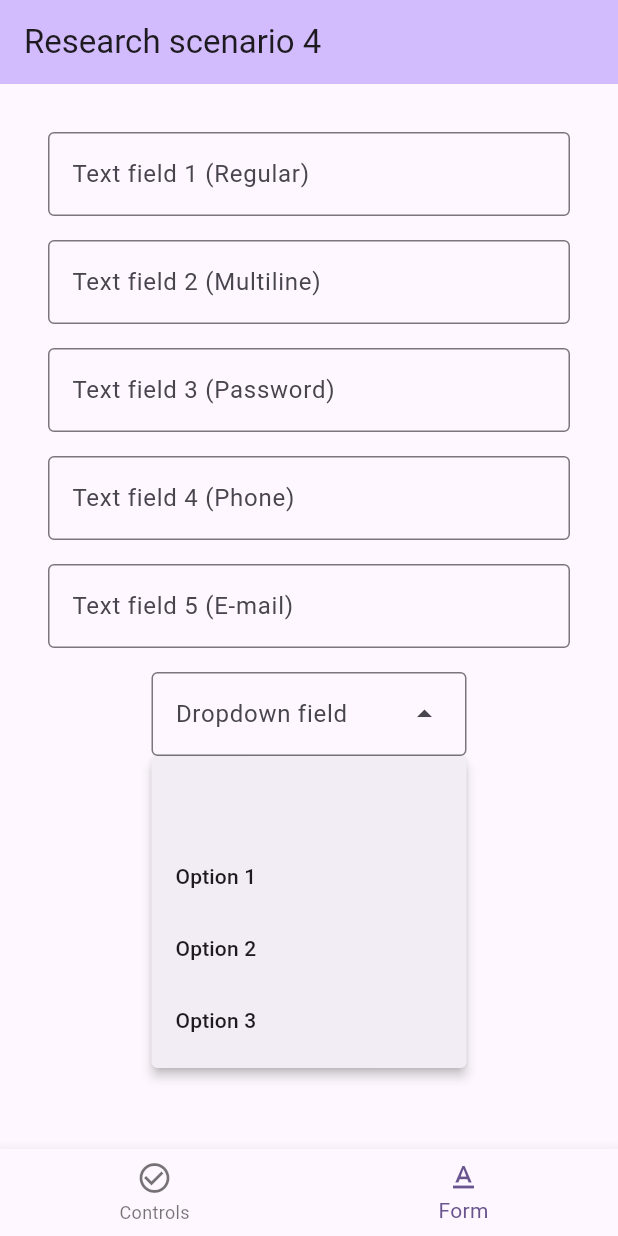
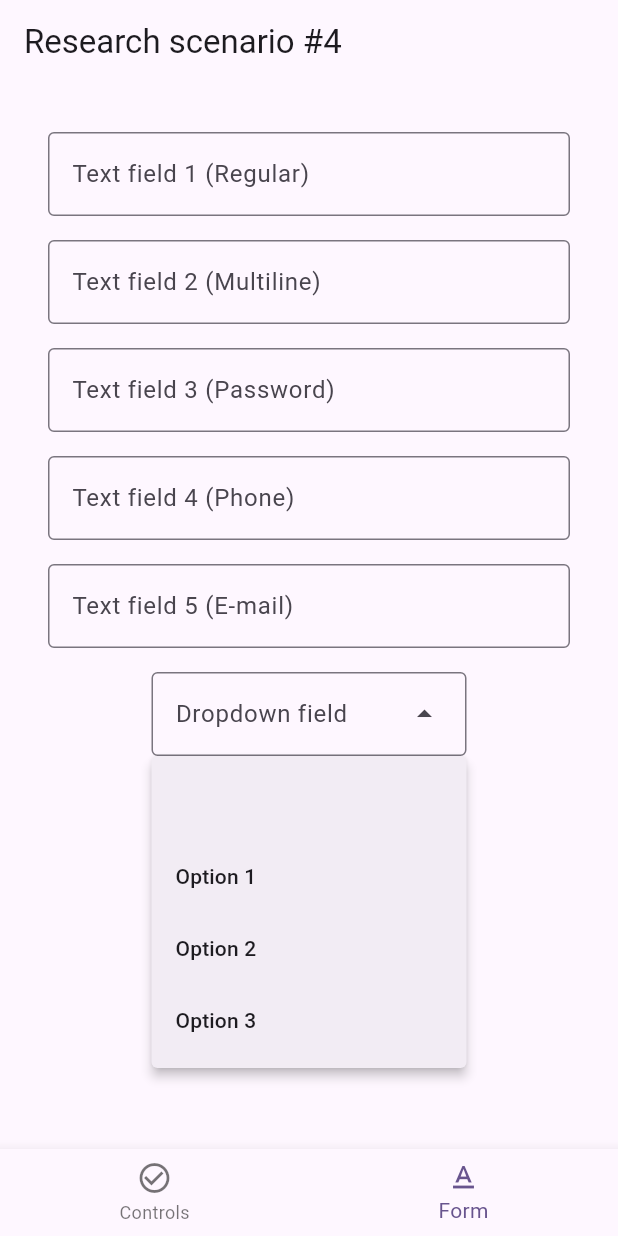
Before and after one commit to macSro/Masters-Thesis, a Flutter app: the screen it shows after launch, item 2 of the bottom bar chosen, after a tap on "Option 1", on a phone screen of 412 x 824 dp. Run offline on Flutter 3.47's test engine with Material 2 defaults, Android fonts, the phone set to English and light mode, and no system bars; our stand-ins replace image_picker.

Commit message:
Flutter: Research scenario 4 modified. Now completed.

```diff
--- a/flutter_ui/lib/controls_page.dart
+++ b/flutter_ui/lib/controls_page.dart
@@ -1,5 +1,12 @@
+import 'dart:io';
+
+import 'package:flutter/cupertino.dart';
 import 'package:flutter/material.dart';
 import 'package:flutter_ui/external_page.dart';
+import 'package:flutter_ui/my_button.dart';
+import 'package:flutter_ui/my_checkbox.dart';
+import 'package:flutter_ui/my_slider.dart';
+import 'package:flutter_ui/my_switch.dart';
 
 class ControlsPage extends StatefulWidget {
   const ControlsPage({super.key});
@@ -11,10 +18,10 @@ class ControlsPage extends StatefulWidget {
 class _ControlsPageState extends State<ControlsPage> {
   bool _switch1Value = false;
   bool _switch2Value = false;
-  bool? _checkbox1Value;
-  bool? _checkbox2Value;
-  bool? _checkbox3Value;
-  bool? _checkbox4Value;
+  bool _checkbox1Value = false;
+  bool _checkbox2Value = false;
+  bool _checkbox3Value = false;
+  bool _checkbox4Value = false;
   int _segmentedButtonValue = 0;
   double _sliderValue = 0;
 
@@ -23,10 +30,13 @@ class _ControlsPageState extends State<ControlsPage> {
     return Scaffold(
       body: Column(
         children: [
-          FilledButton(
-            child: const Text('Navigate to a different page'),
+          MyButton(
+            label: 'Navigate to a different page',
             onPressed: () => Navigator.of(context).push(
-              MaterialPageRoute(
+              Platform.isIOS
+                  ? CupertinoPageRoute(
+                      builder: (context) => const ExternalPage())
+                  : MaterialPageRoute(
                       builder: (context) => const ExternalPage(),
                     ),
             ),
@@ -36,14 +46,14 @@ class _ControlsPageState extends State<ControlsPage> {
           Row(
             mainAxisAlignment: MainAxisAlignment.center,
             children: [
-              Switch(
+              MySwitch(
                 value: _switch1Value,
                 onChanged: (value) => setState(() {
                   _switch1Value = value;
                 }),
               ),
               const SizedBox(width: 16),
-              Switch(
+              MySwitch(
                 value: _switch2Value,
                 onChanged: (value) => setState(() {
                   _switch2Value = value;
@@ -56,32 +66,28 @@ class _ControlsPageState extends State<ControlsPage> {
           Row(
             mainAxisAlignment: MainAxisAlignment.center,
             children: [
-              Checkbox(
-                tristate: true,
+              MyCheckbox(
                 value: _checkbox1Value,
                 onChanged: (value) => setState(() {
-                  _checkbox1Value = value;
+                  _checkbox1Value = value ?? false;
                 }),
               ),
-              Checkbox(
-                tristate: true,
+              MyCheckbox(
                 value: _checkbox2Value,
                 onChanged: (value) => setState(() {
-                  _checkbox2Value = value;
+                  _checkbox2Value = value ?? false;
                 }),
               ),
-              Checkbox(
-                tristate: true,
+              MyCheckbox(
                 value: _checkbox3Value,
                 onChanged: (value) => setState(() {
-                  _checkbox3Value = value;
+                  _checkbox3Value = value ?? false;
                 }),
               ),
-              Checkbox(
-                tristate: true,
+              MyCheckbox(
                 value: _checkbox4Value,
                 onChanged: (value) => setState(() {
-                  _checkbox4Value = value;
+                  _checkbox4Value = value ?? false;
                 }),
               ),
             ],
@@ -89,7 +95,21 @@ class _ControlsPageState extends State<ControlsPage> {
           const SizedBox(height: 16),
           const Text('Segmented button'),
           const SizedBox(height: 8),
-          SegmentedButton(
+          Platform.isIOS
+              ? CupertinoSegmentedControl<int>(
+                  children: const {
+                    0: Padding(
+                      padding: EdgeInsets.symmetric(horizontal: 8),
+                      child: Text('Option 1'),
+                    ),
+                    1: Padding(
+                      padding: EdgeInsets.symmetric(horizontal: 8),
+                      child: Text('Option 2'),
+                    ),
+                  },
+                  onValueChanged: (index) {},
+                )
+              : SegmentedButton(
                   segments: const [
                     ButtonSegment(value: 0, label: Text('Option 1')),
                     ButtonSegment(value: 1, label: Text('Option 2')),
@@ -102,11 +122,14 @@ class _ControlsPageState extends State<ControlsPage> {
                 ),
           const SizedBox(height: 16),
           const Text('Slider'),
-          Slider(
+          SizedBox(
+            width: double.infinity,
+            child: MySlider(
               value: _sliderValue,
               onChanged: (value) => setState(() {
                 _sliderValue = value;
               }),
+            ),
           ),
           Row(
             mainAxisAlignment: MainAxisAlignment.center,
--- a/flutter_ui/lib/form_page.dart
+++ b/flutter_ui/lib/form_page.dart
@@ -1,4 +1,5 @@
 import 'package:flutter/material.dart';
+import 'package:flutter_ui/my_textfield.dart';
 
 class FormPage extends StatelessWidget {
   const FormPage({super.key});
@@ -9,48 +10,31 @@ class FormPage extends StatelessWidget {
       padding: const EdgeInsets.all(16),
       child: ListView(
         children: const [
-          TextField(
-            decoration: InputDecoration(
-              border: OutlineInputBorder(),
-              label: Text('Text field 1 (Regular)'),
-            ),
+          MyTextField(label: 'Text field 1 (Regular)'),
+          SizedBox(height: 16),
+          MyTextField(
+            label: 'Text field 2 (Multiline)',
+            keyboardType: TextInputType.multiline,
+            multiline: true,
           ),
           SizedBox(height: 16),
-          TextField(
-            keyboardType: TextInputType.multiline,
-            minLines: 1,
-            maxLines: 5,
-            decoration: InputDecoration(
-              border: OutlineInputBorder(),
-              label: Text('Text field 2 (Multiline)'),
-            ),
+          MyTextField(
+            label: 'Text field 3 (Password)',
+            obscureText: true,
           ),
           SizedBox(height: 16),
-          TextField(
-            obscureText: true,
-            decoration: InputDecoration(
-              border: OutlineInputBorder(),
-              label: Text('Text field 3 (Password)'),
-            ),
+          MyTextField(
+            keyboardType: TextInputType.phone,
+            label: 'Text field 4 (Phone)',
           ),
           SizedBox(height: 16),
-          TextField(
-            keyboardType: TextInputType.phone,
-            decoration: InputDecoration(
-              border: OutlineInputBorder(),
-              label: Text('Text field 4 (Phone)'),
-            ),
-          ),
-          SizedBox(height: 16),
-          TextField(
+          MyTextField(
             keyboardType: TextInputType.emailAddress,
-            decoration: InputDecoration(
-              border: OutlineInputBorder(),
-              label: Text('Text field 5 (E-mail)'),
-            ),
+            label: 'Text field 5 (E-mail)',
           ),
           SizedBox(height: 16),
           Center(
+            child: Material(
               child: DropdownMenu(
                 width: 210,
                 label: Text('Dropdown field'),
@@ -62,6 +46,7 @@ class FormPage extends StatelessWidget {
                 ],
               ),
             ),
+          ),
         ],
       ),
     );
--- a/flutter_ui/lib/main.dart
+++ b/flutter_ui/lib/main.dart
@@ -1,4 +1,6 @@
+import 'package:flutter/cupertino.dart';
 import 'package:flutter/material.dart';
+import 'package:flutter_ui/my_scaffold.dart';
 
 import 'controls_page.dart';
 import 'form_page.dart';
@@ -17,16 +19,17 @@ class MyApp extends StatelessWidget {
       theme: ThemeData(
         colorScheme: ColorScheme.fromSeed(seedColor: Colors.deepPurple),
         useMaterial3: true,
+        cupertinoOverrideTheme: const CupertinoThemeData(
+          primaryColor: CupertinoColors.systemBlue,
         ),
-      home: const MyHomePage(title: 'Research scenario 4'),
+      ),
+      home: const MyHomePage(),
     );
   }
 }
 
 class MyHomePage extends StatefulWidget {
-  const MyHomePage({super.key, required this.title});
-
-  final String title;
+  const MyHomePage({super.key});
 
   @override
   State<MyHomePage> createState() => _MyHomePageState();
@@ -42,23 +45,15 @@ class _MyHomePageState extends State<MyHomePage> {
 
   @override
   Widget build(BuildContext context) {
-    return Scaffold(
-      appBar: AppBar(
-        backgroundColor: Theme.of(context).colorScheme.inversePrimary,
-        title: Text(widget.title),
-      ),
-      body: Padding(
+    return MyTabScaffold(
+      title: 'Research scenario #4',
+      pageBuilder: (index) => Padding(
         padding: const EdgeInsets.all(16),
         child: Center(
-          child: _pages.elementAt(_pageIndex),
+          child: _pages.elementAt(index),
         ),
       ),
-      bottomNavigationBar: BottomNavigationBar(
-        currentIndex: _pageIndex,
-        onTap: (value) => setState(() {
-          _pageIndex = value;
-        }),
-        items: const [
+      navItems: const [
         BottomNavigationBarItem(
           icon: Icon(Icons.check_circle_outline),
           label: 'Controls',
@@ -66,9 +61,12 @@ class _MyHomePageState extends State<MyHomePage> {
         BottomNavigationBarItem(
           icon: Icon(Icons.text_format),
           label: 'Form',
-          )
+        ),
       ],
-      ),
+      currentPageIndex: _pageIndex,
+      onNavItemTap: (index) => setState(() {
+        _pageIndex = index;
+      }),
     );
   }
 }
--- /dev/null
+++ b/flutter_ui/lib/my_button.dart
@@ -0,0 +1,18 @@
+import 'dart:io';
+
+import 'package:flutter/cupertino.dart';
+import 'package:flutter/material.dart';
+
+class MyButton extends StatelessWidget {
+  const MyButton({super.key, required this.label, required this.onPressed});
+
+  final String label;
+  final void Function() onPressed;
+
+  @override
+  Widget build(BuildContext context) {
+    return Platform.isIOS
+        ? CupertinoButton(onPressed: onPressed, child: Text(label))
+        : FilledButton(onPressed: onPressed, child: Text(label));
+  }
+}
--- /dev/null
+++ b/flutter_ui/lib/my_checkbox.dart
@@ -0,0 +1,24 @@
+import 'dart:io';
+
+import 'package:flutter/cupertino.dart';
+import 'package:flutter/material.dart';
+
+class MyCheckbox extends StatelessWidget {
+  const MyCheckbox({super.key, required this.value, required this.onChanged});
+
+  final bool? value;
+  final void Function(bool?) onChanged;
+
+  @override
+  Widget build(BuildContext context) {
+    return Platform.isIOS
+        ? CupertinoCheckbox(
+            value: value,
+            onChanged: onChanged,
+          )
+        : Checkbox(
+            value: value,
+            onChanged: onChanged,
+          );
+  }
+}
--- /dev/null
+++ b/flutter_ui/lib/my_scaffold.dart
@@ -0,0 +1,69 @@
+import 'dart:io';
+
+import 'package:flutter/cupertino.dart';
+import 'package:flutter/material.dart';
+
+class MyScaffold extends StatelessWidget {
+  const MyScaffold({super.key, required this.title, required this.child});
+
+  final String title;
+  final Widget child;
+
+  @override
+  Widget build(BuildContext context) {
+    return Platform.isIOS
+        ? CupertinoPageScaffold(
+            navigationBar: CupertinoNavigationBar(
+              middle: Text(title),
+            ),
+            child: SafeArea(child: child),
+          )
+        : Scaffold(
+            appBar: AppBar(title: Text(title)),
+            body: SafeArea(child: child),
+          );
+  }
+}
+
+class MyTabScaffold extends StatelessWidget {
+  const MyTabScaffold({
+    super.key,
+    required this.title,
+    required this.pageBuilder,
+    required this.navItems,
+    required this.currentPageIndex,
+    required this.onNavItemTap,
+  });
+
+  final String title;
+  final Widget Function(int) pageBuilder;
+  final List<BottomNavigationBarItem> navItems;
+  final int currentPageIndex;
+  final void Function(int) onNavItemTap;
+
+  @override
+  Widget build(BuildContext context) {
+    return Platform.isIOS
+        ? CupertinoPageScaffold(
+            navigationBar: CupertinoNavigationBar(middle: Text(title)),
+            child: CupertinoTabScaffold(
+              tabBar: CupertinoTabBar(
+                items: navItems,
+                currentIndex: currentPageIndex,
+                onTap: onNavItemTap,
+              ),
+              tabBuilder: (context, index) =>
+                  SafeArea(child: pageBuilder(index)),
+            ),
+          )
+        : Scaffold(
+            appBar: AppBar(title: Text(title)),
+            body: SafeArea(child: pageBuilder(currentPageIndex)),
+            bottomNavigationBar: BottomNavigationBar(
+              items: navItems,
+              currentIndex: currentPageIndex,
+              onTap: onNavItemTap,
+            ),
+          );
+  }
+}
--- /dev/null
+++ b/flutter_ui/lib/my_slider.dart
@@ -0,0 +1,24 @@
+import 'dart:io';
+
+import 'package:flutter/cupertino.dart';
+import 'package:flutter/material.dart';
+
+class MySlider extends StatelessWidget {
+  const MySlider({super.key, required this.value, required this.onChanged});
+
+  final double value;
+  final void Function(double) onChanged;
+
+  @override
+  Widget build(BuildContext context) {
+    return Platform.isIOS
+        ? CupertinoSlider(
+            value: value,
+            onChanged: onChanged,
+          )
+        : Slider(
+            value: value,
+            onChanged: onChanged,
+          );
+  }
+}
--- /dev/null
+++ b/flutter_ui/lib/my_switch.dart
@@ -0,0 +1,24 @@
+import 'dart:io';
+
+import 'package:flutter/cupertino.dart';
+import 'package:flutter/material.dart';
+
+class MySwitch extends StatelessWidget {
+  const MySwitch({super.key, required this.value, required this.onChanged});
+
+  final bool value;
+  final void Function(bool) onChanged;
+
+  @override
+  Widget build(BuildContext context) {
+    return Platform.isIOS
+        ? CupertinoSwitch(
+            value: value,
+            onChanged: onChanged,
+          )
+        : Switch(
+            value: value,
+            onChanged: onChanged,
+          );
+  }
+}
--- /dev/null
+++ b/flutter_ui/lib/my_textfield.dart
@@ -0,0 +1,41 @@
+import 'dart:io';
+
+import 'package:flutter/cupertino.dart';
+import 'package:flutter/material.dart';
+
+class MyTextField extends StatelessWidget {
+  const MyTextField({
+    super.key,
+    required this.label,
+    this.keyboardType,
+    this.obscureText,
+    this.multiline,
+  });
+
+  final String label;
+  final TextInputType? keyboardType;
+  final bool? obscureText;
+  final bool? multiline;
+
+  @override
+  Widget build(BuildContext context) {
+    return Platform.isIOS
+        ? CupertinoTextField(
+            placeholder: label,
+            keyboardType: keyboardType,
+            obscureText: obscureText ?? false,
+            maxLines: multiline ?? false ? 5 : 1,
+            minLines: 1,
+          )
+        : TextField(
+            decoration: InputDecoration(
+              border: const OutlineInputBorder(),
+              label: Text(label),
+            ),
+            keyboardType: keyboardType,
+            obscureText: obscureText ?? false,
+            maxLines: multiline ?? false ? 5 : 1,
+            minLines: 1,
+          );
+  }
+}
```
Also changed, not shown: flutter_ui/lib/external_page.dart (+13 -6 lines). Lines whose indentation alone changed are shown as unchanged.
